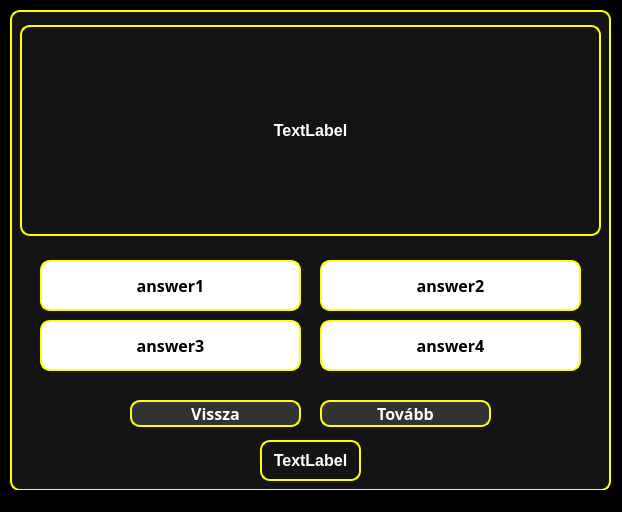
Qt form src/main/resources/ui/highcontrast/highContrastQuizScreen.ui (pkristof1999/Szakdolgozat) before a commit.
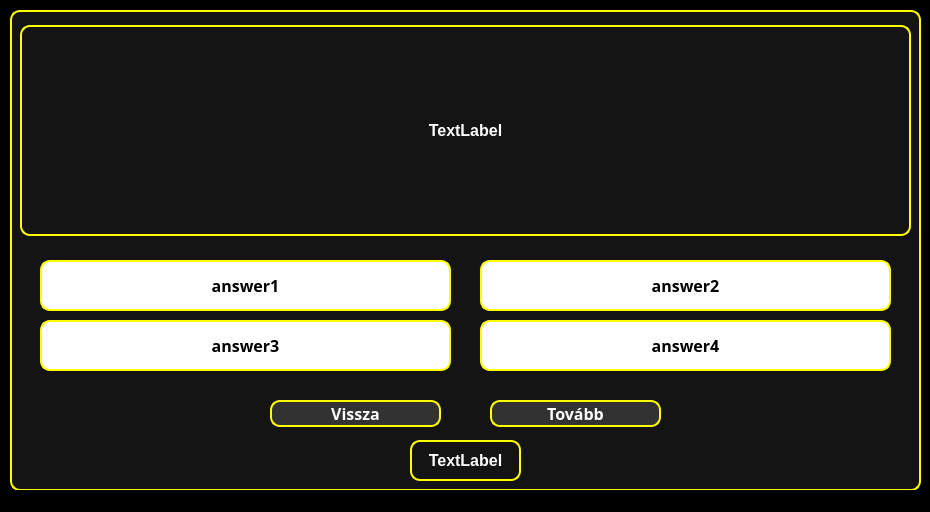
The same form after that commit.

Diff of the .ui file:
```diff
--- a/src/main/resources/ui/highcontrast/highContrastQuizScreen.ui
+++ b/src/main/resources/ui/highcontrast/highContrastQuizScreen.ui
@@ -6,7 +6,7 @@
    <rect>
     <x>0</x>
     <y>0</y>
-    <width>622</width>
+    <width>930</width>
     <height>512</height>
    </rect>
   </property>
@@ -24,7 +24,7 @@
      <rect>
       <x>10</x>
       <y>10</y>
-      <width>601</width>
+      <width>911</width>
       <height>481</height>
      </rect>
     </property>
@@ -43,7 +43,7 @@
       <rect>
        <x>20</x>
        <y>240</y>
-       <width>561</width>
+       <width>871</width>
        <height>131</height>
       </rect>
      </property>
@@ -60,9 +60,9 @@
      <widget class="QPushButton" name="answer2Button">
       <property name="geometry">
        <rect>
-        <x>290</x>
+        <x>450</x>
         <y>10</y>
-        <width>261</width>
+        <width>411</width>
         <height>51</height>
        </rect>
       </property>
@@ -97,7 +97,7 @@
        <rect>
         <x>10</x>
         <y>10</y>
-        <width>261</width>
+        <width>411</width>
         <height>51</height>
        </rect>
       </property>
@@ -132,7 +132,7 @@
        <rect>
         <x>10</x>
         <y>70</y>
-        <width>261</width>
+        <width>411</width>
         <height>51</height>
        </rect>
       </property>
@@ -165,9 +165,9 @@
      <widget class="QPushButton" name="answer4Button">
       <property name="geometry">
        <rect>
-        <x>290</x>
+        <x>450</x>
         <y>70</y>
-        <width>261</width>
+        <width>411</width>
         <height>51</height>
        </rect>
       </property>
@@ -201,7 +201,7 @@
     <widget class="QPushButton" name="backButton">
      <property name="geometry">
       <rect>
-       <x>120</x>
+       <x>260</x>
        <y>390</y>
        <width>171</width>
        <height>27</height>
@@ -232,7 +232,7 @@
     <widget class="QPushButton" name="nextButton">
      <property name="geometry">
       <rect>
-       <x>310</x>
+       <x>480</x>
        <y>390</y>
        <width>171</width>
        <height>27</height>
@@ -265,7 +265,7 @@
       <rect>
        <x>10</x>
        <y>15</y>
-       <width>581</width>
+       <width>891</width>
        <height>211</height>
       </rect>
      </property>
@@ -284,9 +284,9 @@
     <widget class="QLabel" name="timerLabel">
      <property name="geometry">
       <rect>
-       <x>250</x>
+       <x>400</x>
        <y>430</y>
-       <width>101</width>
+       <width>111</width>
        <height>41</height>
       </rect>
      </property>
```
